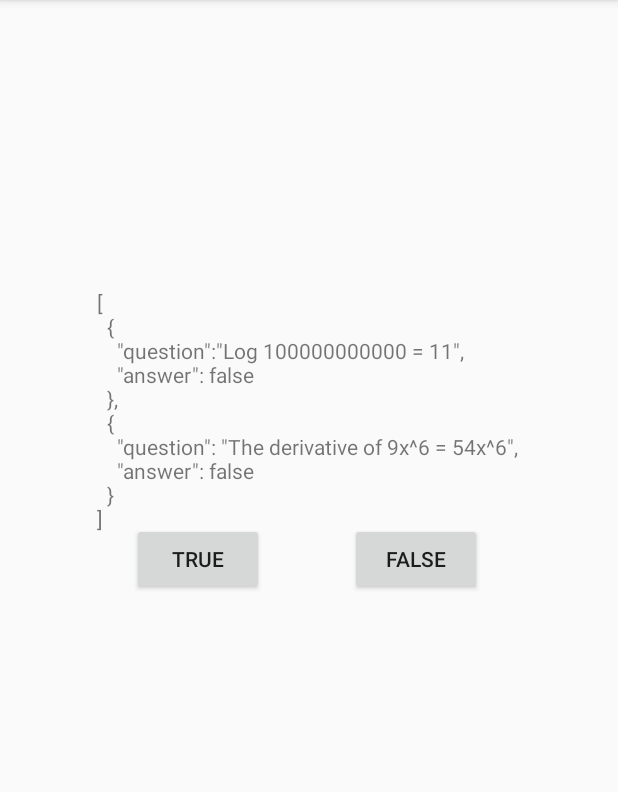
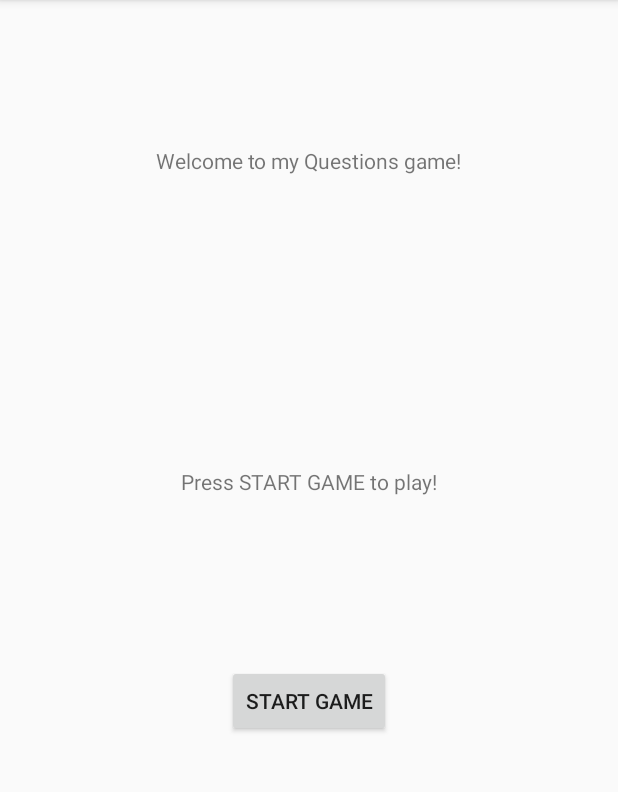
Before and after one commit to TimothyJohnson20/Quiz, an Android app: the screen it shows after launch (MainActivity before the commit, StartScreenActivity after it), on a phone screen of 412 x 824 dp, the part 84-876 px from its top. Run offline under Robolectric (Android 15) with nearby library versions, the phone set to English and light mode, and no system bars.

Commit message:
Finished Intents, working on quiz

```diff
--- a/app/src/main/AndroidManifest.xml
+++ b/app/src/main/AndroidManifest.xml
@@ -9,13 +9,16 @@
         android:roundIcon="@mipmap/ic_launcher_round"
         android:supportsRtl="true"
         android:theme="@style/AppTheme">
-        <activity android:name=".MainActivity">
+        <activity android:name=".StartScreenActivity">
             <intent-filter>
                 <action android:name="android.intent.action.MAIN" />
 
                 <category android:name="android.intent.category.LAUNCHER" />
             </intent-filter>
         </activity>
+        <activity android:name=".MainActivity">
+
+        </activity>
     </application>
 
 </manifest>
--- a/app/src/main/java/com/example/quiz/MainActivity.java
+++ b/app/src/main/java/com/example/quiz/MainActivity.java
@@ -2,20 +2,26 @@ package com.example.quiz;
 
 import androidx.appcompat.app.AppCompatActivity;
 
+import android.content.Intent;
 import android.os.Bundle;
+import android.util.Log;
 import android.view.View;
 import android.widget.Button;
 import android.widget.TextView;
 
+import com.google.gson.Gson;
+
 import java.io.ByteArrayOutputStream;
 import java.io.IOException;
 import java.io.InputStream;
+import java.util.Arrays;
 
 public class MainActivity extends AppCompatActivity {
 
     public Button button_true;
     public Button button_false;
     public TextView textView_question;
+
 
     @Override
     protected void onCreate(Bundle savedInstanceState) {
@@ -25,7 +31,16 @@ public class MainActivity extends AppCompatActivity {
         setListeners();
         InputStream JsonFileInput = getResources().openRawResource(R.raw.questions); // getting XML
         String jsonfile = readTextFile(JsonFileInput);
-        textView_question.setText(jsonfile);
+        textView_question.setText("ABOMINATION");
+        // create a gson object
+        Gson gson = new Gson();
+        // read your json file into an array of questions
+        Question[] questions =  gson.fromJson(jsonfile, Question[].class);    // Where are your POJO model classes? Quiz & Question?
+                // Plain Old Java Object
+        // convert your array to a list using the Arrays utility class
+        List<Question> questionList = Arrays.asList(questions);
+        // verify that it read everything properly
+        Log.d(TAG, "onCreate: " + questionList.toString());
     }
 
     public String readTextFile(InputStream inputStream) {
@@ -45,6 +60,16 @@ public class MainActivity extends AppCompatActivity {
         return outputStream.toString();
     }
 
+    public void Question(){
+        boolean answer;
+        String question;
+
+    }
+
+    public void Quiz(){
+
+    }
+
     public void wireWidgets(){
         button_true = findViewById(R.id.button_main_true);
         button_false = findViewById(R.id.button_main_false);
@@ -52,6 +77,12 @@ public class MainActivity extends AppCompatActivity {
     }
 
     public void setListeners(){
+        button_true.setOnClickListener(new View.OnClickListener() {
+            @Override
+            public void onClick(View view) {
+
+            }
+        });
         button_false.setOnClickListener(new View.OnClickListener() {
             @Override
             public void onClick(View view) {
@@ -60,6 +91,10 @@ public class MainActivity extends AppCompatActivity {
         });
     }
 
+    public void analyzeQuestion(){
+
+    }
+
 
 
 }
--- /dev/null
+++ b/app/src/main/java/com/example/quiz/StartScreenActivity.java
@@ -0,0 +1,38 @@
+package com.example.quiz;
+
+import androidx.appcompat.app.AppCompatActivity;
+
+import android.content.Intent;
+import android.os.Bundle;
+import android.view.View;
+import android.widget.Button;
+import android.widget.TextView;
+
+public class StartScreenActivity extends AppCompatActivity {
+
+    public TextView textView_welcome;
+    public TextView textView_startToPlay;
+    public Button button_startGame;
+    @Override
+    protected void onCreate(Bundle savedInstanceState) {
+        super.onCreate(savedInstanceState);
+        setContentView(R.layout.activity_start_screen);
+        wireWidgets();
+        setListeners();
+    }
+    private void wireWidgets(){
+        textView_welcome = findViewById(R.id.textView_startScreen_welcome);
+        textView_startToPlay = findViewById(R.id.textView_startScreen_startToPlay);
+        button_startGame = findViewById(R.id.button_startScreen_play);
+    }
+    private void setListeners(){
+        button_startGame.setOnClickListener(new View.OnClickListener() {
+            @Override
+            public void onClick(View view) {
+                Intent targetIntent = new Intent(StartScreenActivity.this, MainActivity.class);
+                startActivity(targetIntent);
+            }
+        });
+    }
+
+}
--- /dev/null
+++ b/app/src/main/res/layout/activity_start_screen.xml
@@ -0,0 +1,44 @@
+<?xml version="1.0" encoding="utf-8"?>
+<androidx.constraintlayout.widget.ConstraintLayout xmlns:android="http://schemas.android.com/apk/res/android"
+    xmlns:app="http://schemas.android.com/apk/res-auto"
+    xmlns:tools="http://schemas.android.com/tools"
+    android:layout_width="match_parent"
+    android:layout_height="match_parent"
+    tools:context=".StartScreenActivity">
+
+    <TextView
+        android:id="@+id/textView_startScreen_welcome"
+        android:layout_width="wrap_content"
+        android:layout_height="47dp"
+        android:layout_marginTop="8dp"
+        android:layout_marginBottom="8dp"
+        android:text="@string/textView_welcome"
+        app:layout_constraintBottom_toBottomOf="parent"
+        app:layout_constraintEnd_toEndOf="parent"
+        app:layout_constraintStart_toStartOf="parent"
+        app:layout_constraintTop_toTopOf="parent"
+        app:layout_constraintVertical_bias="0.127" />
+
+    <TextView
+        android:id="@+id/textView_startScreen_startToPlay"
+        android:layout_width="wrap_content"
+        android:layout_height="wrap_content"
+        android:text="@string/textView_startGame"
+        app:layout_constraintBottom_toBottomOf="parent"
+        app:layout_constraintEnd_toEndOf="parent"
+        app:layout_constraintStart_toStartOf="parent"
+        app:layout_constraintTop_toBottomOf="@+id/textView_startScreen_welcome"
+        app:layout_constraintVertical_bias="0.276" />
+
+    <Button
+        android:id="@+id/button_startScreen_play"
+        android:layout_width="wrap_content"
+        android:layout_height="wrap_content"
+        android:layout_marginTop="8dp"
+        android:text="@string/button_play"
+        app:layout_constraintBottom_toBottomOf="parent"
+        app:layout_constraintEnd_toEndOf="parent"
+        app:layout_constraintStart_toStartOf="parent"
+        app:layout_constraintTop_toTopOf="parent"
+        app:layout_constraintVertical_bias="0.611" />
+</androidx.constraintlayout.widget.ConstraintLayout>
--- a/app/src/main/res/raw/questions.json
+++ b/app/src/main/res/raw/questions.json
@@ -6,5 +6,13 @@
   {
     "question": "The derivative of 9x^6 = 54x^6",
     "answer": false
+  },
+  {
+    "question": "Mr. Shorr has an amazing beard",
+    "answer": true
+  },
+  {
+    "question": "Timothy likes sushi",
+    "answer": true
   }
 ]
--- a/app/src/main/res/values/strings.xml
+++ b/app/src/main/res/values/strings.xml
@@ -3,4 +3,7 @@
     <string name="text_question">Question</string>
     <string name="button_true">True</string>
     <string name="button_false">False</string>
+    <string name="textView_welcome">Welcome to my Questions game!</string>
+    <string name="textView_startGame">Press START GAME to play!</string>
+    <string name="button_play">START GAME</string>
 </resources>
```
Also changed, not shown: 1 other file.
